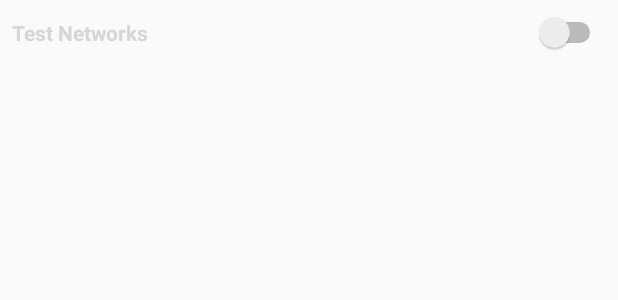
After one commit to ehanoc/xwallet, an Android app: the layout fragment_settings.xml on its own in the app's theme, with its tools: preview values and no code run, on a phone screen of 412 x 824 dp. The commit adds this screen. Shown: the top 300 px of the screen. Run offline under Robolectric (Android 15) with nearby library versions, the phone set to English and light mode, and no system bars.

Commit message:
Settings boom handling

```diff
--- a/app/src/main/java/com/bytetobyte/xwallet/service/Constants.java
+++ b/app/src/main/java/com/bytetobyte/xwallet/service/Constants.java
@@ -11,7 +11,9 @@ import org.bitcoinj.utils.MonetaryFormat;
  * Created by bruno on 23.03.17.
  */
 public class Constants {
-    public static final org.bitcoinj.core.NetworkParameters NETWORK_PARAMETERS = TestNet3Params.get();
+    public static final boolean IS_TESTNET = true;
+
+    public static final org.bitcoinj.core.NetworkParameters NETWORK_PARAMETERS = IS_TESTNET ? TestNet3Params.get() : MainNetParams.get();
   //  public static final org.bitcoinj.core.NetworkParameters NETWORK_PARAMETERS = MainNetParams.get();
 
     public static final char CHAR_HAIR_SPACE = '\u200a';
--- a/app/src/main/java/com/bytetobyte/xwallet/service/coin/CoinManagerFactory.java
+++ b/app/src/main/java/com/bytetobyte/xwallet/service/coin/CoinManagerFactory.java
@@ -78,7 +78,7 @@ public abstract class CoinManagerFactory {
             Pattern p = null;
 
             p = Pattern.compile("^[13][a-km-zA-HJ-NP-Z1-9]{25,34}$");
-            if (Constants.NETWORK_PARAMETERS == TestNet3Params.get()) {
+            if (Constants.IS_TESTNET) {
                 p = Pattern.compile("^[2mn][1-9A-HJ-NP-Za-km-z]{25,34}");
             }
 
@@ -90,7 +90,7 @@ public abstract class CoinManagerFactory {
             Pattern p = Pattern.compile("4[0-9AB][123456789ABCDEFGHJKLMNPQRSTUVWXYZabcdefghijkmnopqrstuvwxyz]{93}");
             Matcher m = p.matcher(address);
 
-            if(Monero.IS_TEST_NETWORK)
+            if(Constants.IS_TESTNET)
                 return true;
 
             return m.matches();
--- a/app/src/main/java/com/bytetobyte/xwallet/service/coin/monero/Monero.java
+++ b/app/src/main/java/com/bytetobyte/xwallet/service/coin/monero/Monero.java
@@ -12,7 +12,6 @@ import java.io.File;
 public class Monero implements CurrencyCoin<MoneroWalletManager> {
 
     public static final int WALLET_EXTRA_ID = 0x666;
-    public static boolean IS_TEST_NETWORK = true;
 
     public static final String MONERO_DATA_DIR_NAME = "moneroDataDir";
     private final File _dataDir;
--- a/app/src/main/java/com/bytetobyte/xwallet/ui/activity/MainActivity.java
+++ b/app/src/main/java/com/bytetobyte/xwallet/ui/activity/MainActivity.java
@@ -38,9 +38,6 @@ import java.util.List;
 public class MainActivity extends XWalletBaseActivity {
 
     public static final int MY_PERMISSIONS_REQUEST_CAMERA = 0x77;
-
-    // setting boom
-    public static final int INFO_CREDITS_INDEX = 0;
 
     public static final int BACKUP_UNLOCK_REQUEST_CODE = 0x7;
 
--- a/app/src/main/java/com/bytetobyte/xwallet/ui/activity/view/MainActivityView.java
+++ b/app/src/main/java/com/bytetobyte/xwallet/ui/activity/view/MainActivityView.java
@@ -107,8 +107,8 @@ public class MainActivityView implements MainViewContract {
      *
      */
     private void initSettingsBoom() {
-        int[] settingsBtns = { R.drawable.ic_info };
-        String[] settingsStrs = { "Info & Credits" };
+        int[] settingsBtns = { R.drawable.ic_info, android.R.drawable.ic_menu_preferences};
+        String[] settingsStrs = { "Info & Credits",  "Settings" };
 
 
         _settingsBmb = (BoomMenuButton) _act.findViewById(R.id.main_settings_boom);
--- a/app/src/main/java/com/bytetobyte/xwallet/ui/fragment/InfoFragment.java
+++ b/app/src/main/java/com/bytetobyte/xwallet/ui/fragment/InfoFragment.java
@@ -7,12 +7,13 @@ import android.view.View;
 import android.view.ViewGroup;
 
 import com.bytetobyte.xwallet.BaseDialogFragment;
+import com.bytetobyte.xwallet.BaseFragment;
 import com.bytetobyte.xwallet.R;
 
 /**
  * Created by bruno on 08.05.17.
  */
-public class InfoFragment extends BaseDialogFragment {
+public class InfoFragment extends BaseFragment {
 
     /**
      *
--- a/app/src/main/res/layout/activity_main.xml
+++ b/app/src/main/res/layout/activity_main.xml
@@ -45,7 +45,6 @@
             android:src="@android:drawable/ic_menu_manage"
             android:layout_width="wrap_content"
             android:layout_height="match_parent"
-            android:visibility="invisible"
             app:bmb_buttonEnum="ham"
             app:bmb_piecePlaceEnum="piecePlace_ham_1"
             app:bmb_buttonPlaceEnum="buttonPlace_ham_1"
--- /dev/null
+++ b/app/src/main/res/layout/fragment_settings.xml
@@ -0,0 +1,22 @@
+<?xml version="1.0" encoding="utf-8"?>
+<LinearLayout xmlns:android="http://schemas.android.com/apk/res/android"
+    android:orientation="vertical" android:layout_width="match_parent"
+    android:layout_height="match_parent">
+
+    <LinearLayout
+        android:layout_width="match_parent"
+        android:layout_height="match_parent"
+        android:padding="@dimen/body_font_padding"
+        android:orientation="horizontal">
+
+        <Switch
+            android:id="@+id/settings_testnet_switch"
+            android:layout_width="match_parent"
+            android:layout_height="wrap_content"
+            android:textColor="@color/white"
+            android:textStyle="bold"
+            android:text="Test Networks" />
+
+    </LinearLayout>
+
+</LinearLayout>
--- a/app/src/main/res/layout/fragment_wallet_recover.xml
+++ b/app/src/main/res/layout/fragment_wallet_recover.xml
@@ -38,7 +38,7 @@
                 android:id="@+id/recover_date_label_btn"
                 android:layout_weight="1"
                 android:textSize="@dimen/recover_set_date_text_size"
-                android:text="Enter Date"
+                android:text="Enter Creation Date"
                 android:textColor="@color/colorSecondary"
                 android:layout_width="wrap_content"
                 android:layout_height="wrap_content" />
```
Also changed, not shown: app/src/main/java/com/bytetobyte/xwallet/service/coin/monero/MoneroManager.java (+7 -6 lines), app/src/main/java/com/bytetobyte/xwallet/ui/SettingsFragmentViewContract.java (added, +9 -0 lines), app/src/main/java/com/bytetobyte/xwallet/ui/fragment/SettingsFragment.java (added, +59 -0 lines), app/src/main/java/com/bytetobyte/xwallet/ui/fragment/view/SettingsFragmentView.java (added, +61 -0 lines), app/src/main/java/com/bytetobyte/xwallet/ui/listeners/SettingsBoomListener.java (+12 -2 lines).
